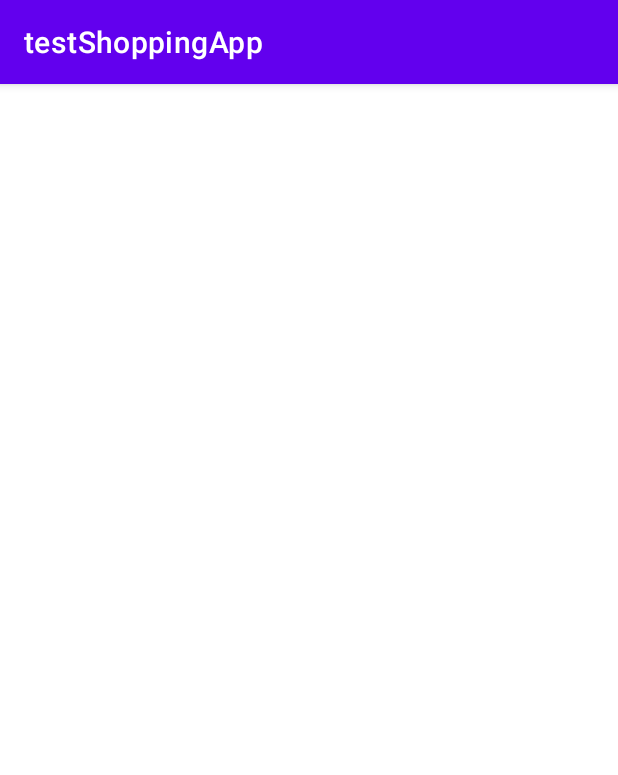
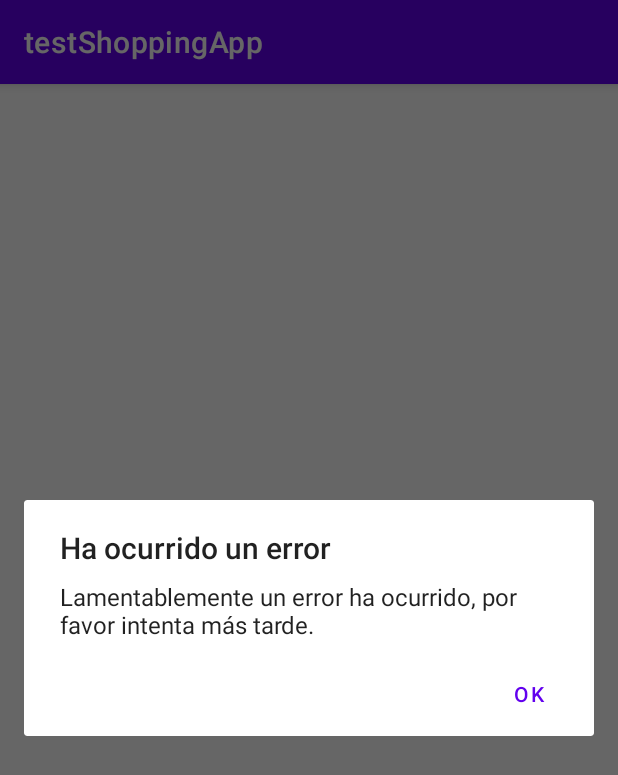
Before and after one commit to mnarvaezaldana/testShoppingApp, an Android app: the ProductDetailsActivity screen opened directly, with no data from a screen before it, on a phone screen of 412 x 824 dp. Shown: the top 775 px of the screen. Run offline under Robolectric (Android 15) with nearby library versions, the phone set to English and light mode, and no system bars; 1 statement that could not run was skipped.

Commit message:
error handling (create dialog)

```diff
--- a/app/src/main/AndroidManifest.xml
+++ b/app/src/main/AndroidManifest.xml
@@ -15,21 +15,21 @@
         android:theme="@style/Theme.TestShoppingApp"
         tools:targetApi="31">
         <activity
-            android:name=".screens.productDetails.ProductDetailsActivity"
+            android:name=".views.productDetails.ProductDetailsActivity"
             android:exported="false">
             <meta-data
                 android:name="android.app.lib_name"
                 android:value="" />
         </activity>
         <activity
-            android:name=".screens.productsList.ProductListActivity"
+            android:name=".views.productsList.ProductListActivity"
             android:exported="false">
             <meta-data
                 android:name="android.app.lib_name"
                 android:value="" />
         </activity>
         <activity
-            android:name=".screens.LogInActivity"
+            android:name=".views.LogInActivity"
             android:exported="true">
             <intent-filter>
                 <action android:name="android.intent.action.MAIN" />
--- a/app/src/main/java/com/marcosnarvaez/android/testshoppingapp/screens/LogInActivity.kt
+++ b/app/src/main/java/com/marcosnarvaez/android/testshoppingapp/views/LogInActivity.kt
@@ -1,10 +1,10 @@
-package com.marcosnarvaez.android.testshoppingapp.screens
+package com.marcosnarvaez.android.testshoppingapp.views
 
 import androidx.appcompat.app.AppCompatActivity
 import android.os.Bundle
 import android.widget.Button
 import com.marcosnarvaez.android.testshoppingapp.R
-import com.marcosnarvaez.android.testshoppingapp.screens.productsList.ProductListActivity
+import com.marcosnarvaez.android.testshoppingapp.views.productsList.ProductListActivity
 
 class LogInActivity : AppCompatActivity() {
     override fun onCreate(savedInstanceState: Bundle?) {
--- /dev/null
+++ b/app/src/main/java/com/marcosnarvaez/android/testshoppingapp/views/dialogs/ServerErrorDialogFragment.kt
@@ -0,0 +1,25 @@
+package com.marcosnarvaez.android.testshoppingapp.views.dialogs
+
+import android.app.AlertDialog
+import android.app.Dialog
+import android.os.Bundle
+import androidx.fragment.app.DialogFragment
+import com.marcosnarvaez.android.testshoppingapp.R
+
+class ServerErrorDialogFragment: DialogFragment() {
+
+    override fun onCreateDialog(savedInstanceState: Bundle?): Dialog {
+        return AlertDialog.Builder(activity).let {
+            it.setTitle("Ha ocurrido un error")
+            it.setMessage("Lamentablemente un error ha ocurrido, por favor intenta más tarde.")
+            it.setPositiveButton("OK") { _, _ -> dismiss() }
+            it.create()
+        }
+    }
+
+    companion object {
+        fun newInstance(): ServerErrorDialogFragment {
+            return ServerErrorDialogFragment()
+        }
+    }
+}
--- a/app/src/main/java/com/marcosnarvaez/android/testshoppingapp/screens/productDetails/ProductDetailsActivity.kt
+++ b/app/src/main/java/com/marcosnarvaez/android/testshoppingapp/views/productDetails/ProductDetailsActivity.kt
@@ -1,4 +1,4 @@
-package com.marcosnarvaez.android.testshoppingapp.screens.productDetails
+package com.marcosnarvaez.android.testshoppingapp.views.productDetails
 
 import android.annotation.SuppressLint
 import android.content.Context
@@ -12,6 +12,7 @@ import android.widget.TextView
 import androidx.swiperefreshlayout.widget.SwipeRefreshLayout
 import com.marcosnarvaez.android.testshoppingapp.R
 import com.marcosnarvaez.android.testshoppingapp.networking.StoreApi
+import com.marcosnarvaez.android.testshoppingapp.views.dialogs.ServerErrorDialogFragment
 import kotlinx.coroutines.*
 import retrofit2.Retrofit
 import retrofit2.converter.gson.GsonConverterFactory
@@ -89,7 +90,9 @@ class ProductDetailsActivity : AppCompatActivity() {
 
 
     private fun onFetchFailed() {
-        Log.e("message", "Error fetching product details")
+        supportFragmentManager.beginTransaction()
+            .add(ServerErrorDialogFragment.newInstance(), null)
+            .commitAllowingStateLoss()
     }
 
     private fun showProgressIndication() {
--- a/app/src/main/res/layout/activity_main.xml
+++ b/app/src/main/res/layout/activity_main.xml
@@ -5,7 +5,7 @@
     android:layout_width="match_parent"
     android:layout_height="match_parent"
     android:padding="50dp"
-    tools:context=".screens.LogInActivity">
+    tools:context=".views.LogInActivity">
 
     <TextView
         android:id="@+id/tvTitle"
--- a/app/src/main/res/layout/activity_product_details.xml
+++ b/app/src/main/res/layout/activity_product_details.xml
@@ -3,7 +3,7 @@
     xmlns:tools="http://schemas.android.com/tools"
     android:layout_width="match_parent"
     android:layout_height="match_parent"
-    tools:context=".screens.productDetails.ProductDetailsActivity">
+    tools:context=".views.productDetails.ProductDetailsActivity">
 
     <androidx.swiperefreshlayout.widget.SwipeRefreshLayout
         android:id="@+id/swipeRefresh"
--- a/app/src/main/res/layout/activity_product_list.xml
+++ b/app/src/main/res/layout/activity_product_list.xml
@@ -4,7 +4,7 @@
     xmlns:tools="http://schemas.android.com/tools"
     android:layout_width="match_parent"
     android:layout_height="match_parent"
-    tools:context=".screens.productsList.ProductListActivity">
+    tools:context=".views.productsList.ProductListActivity">
 
     <androidx.swiperefreshlayout.widget.SwipeRefreshLayout
         android:id="@+id/productsSR"
```
Also changed, not shown: app/src/main/java/com/marcosnarvaez/android/testshoppingapp/views/productsList/ProductListActivity.kt (renamed from app/src/main/java/com/marcosnarvaez/android/testshoppingapp/screens/productsList/ProductListActivity.kt, +6 -3 lines).
